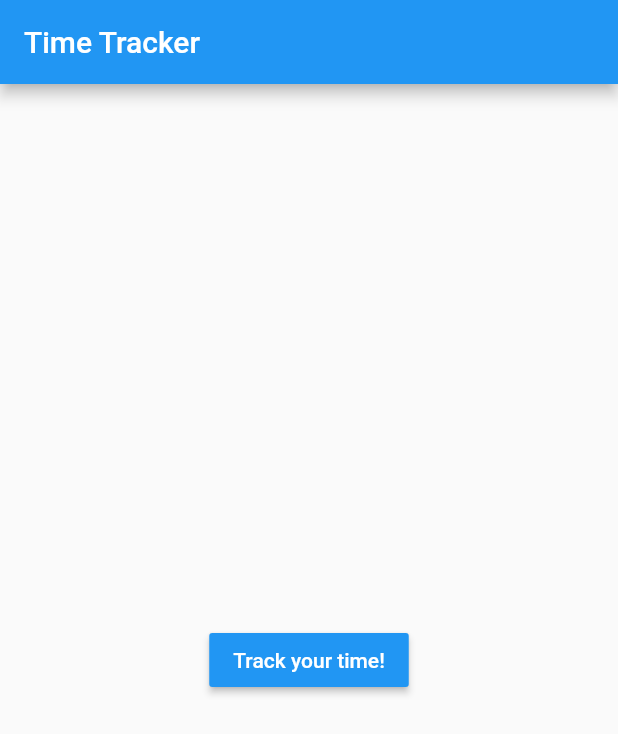
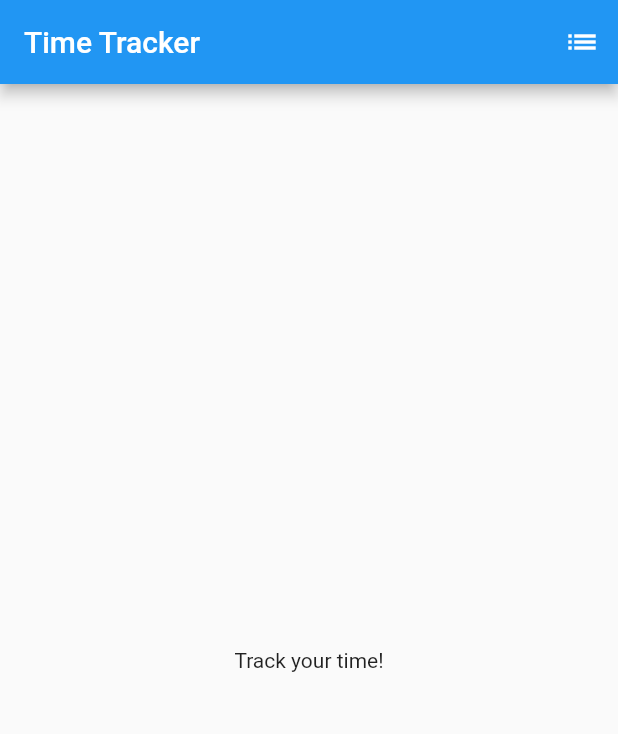
Before and after one commit to ubclaunchpad/time-tracker, a Flutter app: the screen it shows after launch, on a phone screen of 412 x 824 dp. Shown: the top 734 px of the screen. Run offline on Flutter 3.47's test engine with Material 2 defaults, Android fonts, the phone set to English and light mode, and no system bars.

Commit message:
Changed button so now it moves to new screen using list icon instead of center button on home screen

```diff
--- a/lib/main.dart
+++ b/lib/main.dart
@@ -12,18 +12,16 @@ class MyApp extends StatelessWidget {
     return Scaffold(
         appBar: AppBar(
           title: Text('Time Tracker'),
+	  actions:[
+		IconButton(icon: Icon(Icons.list),
+	 	onPressed:(){
+			Navigator.push(context,MaterialPageRoute(builder:(context)=>TaskListScreen()),);
+		}),
+	  ],
         ),
         body: Center(
-	  child: RaisedButton(
-             child: Text('Track your time!'),
-	     color: Theme.of(context).primaryColor,
-	     textColor: Colors.white,
- 	     onPressed: (){
-	        Navigator.push(context, MaterialPageRoute(builder:(context) => TaskListScreen()),
-	     );
-	   }
+          child: Text('Track your time!'),
         ),
-      ),
-   );
-  }
-}
+     );
+    }
+ }
```
